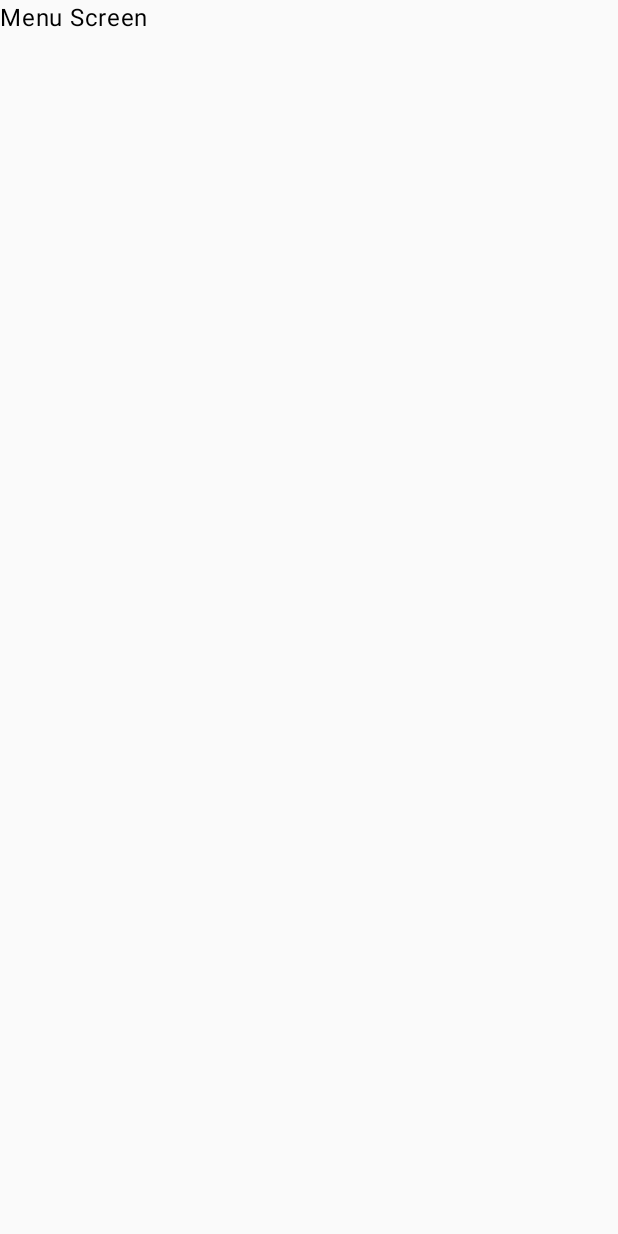
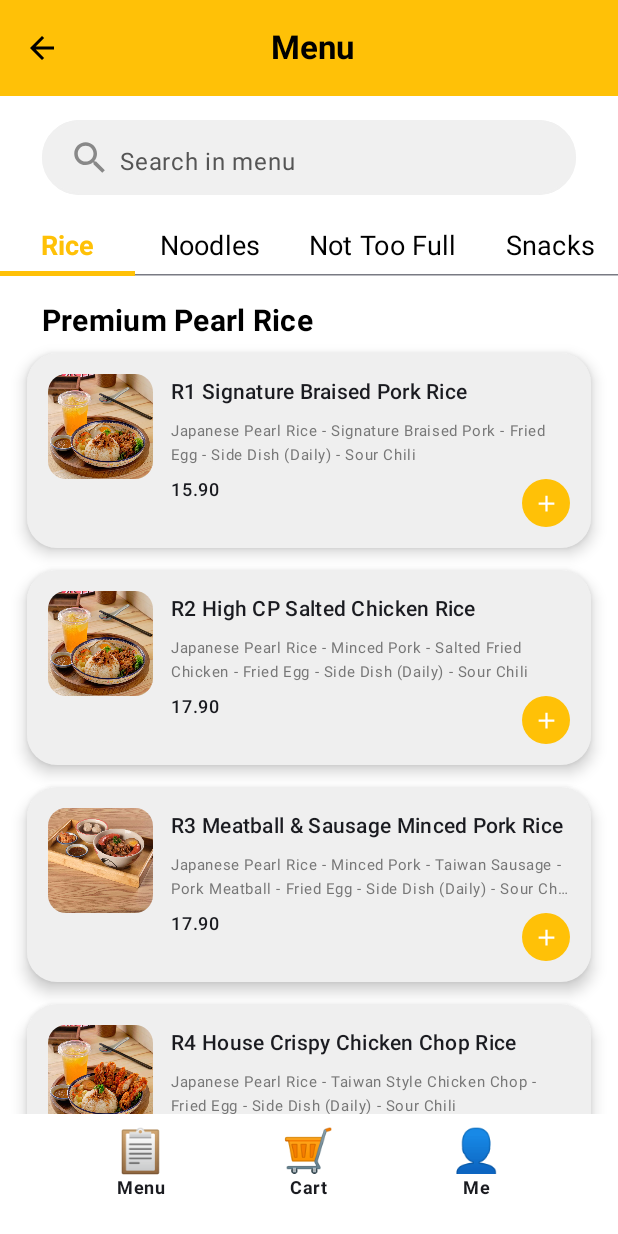
Before and after one commit to ss3-3/MAD_DCS2S1, an Android app built with Jetpack Compose: the MenuScreen screen opened through its navigation route, on a phone screen of 412 x 824 dp. Before the commit the screen is almost empty. Run offline under Robolectric (Android 15) with nearby library versions, the phone set to English and light mode, and no system bars.

Commit message:
Updated MenuScreen.kt

```diff
--- a/app/src/main/java/com/example/taiwanesehouse/MainActivity.kt
+++ b/app/src/main/java/com/example/taiwanesehouse/MainActivity.kt
@@ -43,7 +43,9 @@ fun NavigationApp() {
                 message = "Please enter your details to log in your account."
             )
         }
-        composable(Screen.Menu.name) { Text("Menu Screen") }
+        composable(Screen.Menu.name) {
+            MenuScreen()
+        }
         composable(Screen.Order.name) { Text("Order Screen") }
         composable(Screen.Cart.name) { Text("Cart Screen") }
         composable(Screen.Payment.name) { Text("Payment Screen") }
--- /dev/null
+++ b/app/src/main/java/com/example/taiwanesehouse/Menu.kt
@@ -0,0 +1,451 @@
+package com.example.taiwanesehouse;
+
+import android.R.attr.fontWeight
+import android.R.attr.text
+import androidx.compose.foundation.Image
+import androidx.compose.foundation.background
+import androidx.compose.foundation.layout.Column
+import androidx.compose.foundation.layout.Row
+import androidx.compose.foundation.layout.Spacer
+import androidx.compose.foundation.layout.fillMaxWidth
+import androidx.compose.foundation.layout.height
+import androidx.compose.foundation.layout.padding
+import androidx.compose.foundation.layout.size
+import androidx.compose.foundation.layout.width
+import androidx.compose.foundation.lazy.LazyColumn
+import androidx.compose.foundation.lazy.items
+import androidx.compose.foundation.shape.CircleShape
+import androidx.compose.foundation.shape.RoundedCornerShape
+import androidx.compose.material.icons.Icons
+import androidx.compose.material.icons.filled.Add
+import androidx.compose.material3.Card
+import androidx.compose.material3.CardDefaults
+import androidx.compose.material3.Icon
+import androidx.compose.material3.IconButton
+import androidx.compose.material3.MaterialTheme
+import androidx.compose.material3.ScrollableTabRow
+import androidx.compose.material3.Tab
+import androidx.compose.material3.Text
+import androidx.compose.runtime.Composable
+import androidx.compose.runtime.getValue
+import androidx.compose.runtime.mutableIntStateOf
+import androidx.compose.runtime.remember
+import androidx.compose.runtime.setValue
+import androidx.compose.ui.Alignment
+import androidx.compose.ui.Modifier
+import androidx.compose.ui.draw.clip
+import androidx.compose.ui.graphics.Color
+import androidx.compose.ui.layout.ContentScale
+import androidx.compose.ui.res.painterResource
+import androidx.compose.ui.text.font.FontWeight
+import androidx.compose.ui.unit.dp
+import androidx.compose.ui.unit.sp
+import androidx.navigation.NavController
+import androidx.compose.foundation.layout.*
+import androidx.compose.material.icons.filled.ArrowBack
+import androidx.compose.material.icons.filled.Search
+import androidx.compose.material.icons.filled.ShoppingCart
+import androidx.compose.material3.*
+import androidx.compose.material3.TabRowDefaults.tabIndicatorOffset
+import androidx.compose.runtime.*
+import androidx.compose.ui.text.style.TextOverflow
+import androidx.compose.ui.tooling.preview.Preview
+
+
+
+// Data class for food items
+data class FoodItem(
+    val id: String,
+    val name: String,
+    val description: String,
+    val price: Double,
+    val imageRes: Int
+)
+
+@Composable
+fun SimpleRiceMenu() {
+    // Use system drawable to avoid resource issues
+    val riceItems = listOf(
+        FoodItem("R1", "Signature Braised Pork Rice", "Japanese Pearl Rice - Signature Braised Pork - Fried Egg - Side Dish (Daily) - Sour Chili", 15.90, R.drawable.signature_braised_pork_rice),
+        FoodItem("R2", "High CP Salted Chicken Rice", "Japanese Pearl Rice - Minced Pork - Salted Fried Chicken - Fried Egg - Side Dish (Daily) - Sour Chili", 17.90, R.drawable.signature_braised_pork_rice),
+        FoodItem("R3", "Meatball & Sausage Minced Pork Rice", "Japanese Pearl Rice - Minced Pork - Taiwan Sausage - Pork Meatball - Fried Egg - Side Dish (Daily) - Sour Chili", 17.90, R.drawable.meatball_and_sausage_minced_pork_rice),
+        FoodItem("R4", "House Crispy Chicken Chop Rice", "Japanese Pearl Rice - Taiwan Style Chicken Chop - Fried Egg - Side Dish (Daily) - Sour Chili", 20.90, R.drawable.house_crispy_chicken_chop_rice),
+        FoodItem("R5", "Taiwanese Pork Chop Rice", "Jasmine Pearl Rice - Taiwanese Pork Chop - First Egg - Taiwanese Pickled Vegetable - Sour Chili", 18.90, android.R.drawable.ic_menu_gallery)
+    )
+
+    LazyColumn {
+        items(riceItems) { item ->
+            FoodCard(item = item, onAddClick = {
+                // TODO: Handle add to cart action
+            })
+        }
+    }
+}
+
+@Composable
+fun NoodlesMenu() {
+    Column(
+        modifier = Modifier.padding(16.dp)
+    ) {
+        Text(
+            text = "Handmade Noodles",
+            style = MaterialTheme.typography.titleLarge,
+            fontWeight = FontWeight.Bold,
+            modifier = Modifier.padding(bottom = 16.dp)
+        )
+
+        val noodleItems = listOf(
+            "🍜 Taiwan Beef Noodle Soup",
+            "🥢 Dan Dan Noodles",
+            "🍲 Laksa Noodles",
+            "🍝 Taiwanese Style Spaghetti"
+        )
+
+        LazyColumn {
+            items(noodleItems) { item ->
+                Card(
+                    modifier = Modifier
+                        .fillMaxWidth()
+                        .padding(vertical = 4.dp),
+                    elevation = CardDefaults.cardElevation(defaultElevation = 4.dp)
+                ) {
+                    Text(
+                        text = item,
+                        modifier = Modifier.padding(16.dp),
+                        style = MaterialTheme.typography.bodyLarge
+                    )
+                }
+            }
+        }
+    }
+}
+
+@Composable
+fun NotTooFullMenu() {
+    Column(
+        modifier = Modifier.padding(16.dp)
+    ) {
+        Text(
+            text = "Not Too Full",
+            style = MaterialTheme.typography.titleLarge,
+            fontWeight = FontWeight.Bold,
+            modifier = Modifier.padding(bottom = 16.dp)
+        )
+
+        val lightItems = listOf(
+            "🍛 Mini Fried Rice",
+            "🍗 Chicken Rice Bowl",
+            "🥚 Egg Fried Rice",
+            "🍤 Seafood Rice Bowl"
+        )
+
+        LazyColumn {
+            items(lightItems) { item ->
+                Card(
+                    modifier = Modifier
+                        .fillMaxWidth()
+                        .padding(vertical = 4.dp),
+                    elevation = CardDefaults.cardElevation(defaultElevation = 4.dp)
+                ) {
+                    Text(
+                        text = item,
+                        modifier = Modifier.padding(16.dp),
+                        style = MaterialTheme.typography.bodyLarge
+                    )
+                }
+            }
+        }
+    }
+}
+
+@Composable
+fun SnackMenu() {
+    Column(
+        modifier = Modifier.padding(16.dp)
+    ) {
+        Text(
+            text = "Street Snacks",
+            style = MaterialTheme.typography.titleLarge,
+            fontWeight = FontWeight.Bold,
+            modifier = Modifier.padding(bottom = 16.dp)
+        )
+
+        val snackItems = listOf(
+            "🥟 Taiwanese Dumplings",
+            "🌮 Gua Bao",
+            "🍢 Taiwanese Sausage",
+            "🥠 Scallion Pancake"
+        )
+
+        LazyColumn {
+            items(snackItems) { item ->
+                Card(
+                    modifier = Modifier
+                        .fillMaxWidth()
+                        .padding(vertical = 4.dp),
+                    elevation = CardDefaults.cardElevation(defaultElevation = 4.dp)
+                ) {
+                    Text(
+                        text = item,
+                        modifier = Modifier.padding(16.dp),
+                        style = MaterialTheme.typography.bodyLarge
+                    )
+                }
+            }
+        }
+    }
+}
+
+@OptIn(ExperimentalMaterial3Api::class)
+@Composable
+fun FoodCard(item: FoodItem, onAddClick: () -> Unit) {
+    Card(
+        modifier = Modifier
+            .fillMaxWidth()
+            .padding(vertical = 7.dp, horizontal = 18.dp),
+        shape = RoundedCornerShape(20.dp),
+        elevation = CardDefaults.cardElevation(defaultElevation = 6.dp),
+        colors = CardDefaults.cardColors(containerColor = Color(0xFFEFEFEF))
+    ) {
+        Row(
+            modifier = Modifier.fillMaxWidth().padding(14.dp)
+        ) {
+            // Food Image
+            Image(
+                painter = painterResource(id = item.imageRes),
+                contentDescription = item.name,
+                modifier = Modifier
+                    .size(70.dp)
+                    .clip(RoundedCornerShape(12.dp)),
+                contentScale = ContentScale.Crop
+            )
+
+            Spacer(modifier = Modifier.width(12.dp))
+
+            // Content
+            Column(
+                modifier = Modifier.weight(1f)
+            ) {
+                Text(
+                    text = "${item.id} ${item.name}",
+                    style = MaterialTheme.typography.titleMedium.copy(
+                        fontSize = 14.sp
+                    )
+                )
+
+                Spacer(modifier = Modifier.height(6.dp))
+
+                Text(
+                    text = item.description,
+                    style = MaterialTheme.typography.bodySmall.copy(
+                        color = Color(0xFF777777),
+                        fontSize = 10.sp
+                    ),
+                    maxLines = 2,
+                    overflow = TextOverflow.Ellipsis
+                )
+
+                Spacer(modifier = Modifier.height(8.dp))
+
+                Row {
+                    Text(
+                        text = "%.2f".format(item.price), // 美式写法
+                        style = MaterialTheme.typography.bodyLarge.copy(
+                            fontWeight = FontWeight.SemiBold,
+                            fontSize = 12.sp
+                        )
+                    )
+
+                    Spacer(modifier = Modifier.weight(1f))
+
+                    // Add Button
+                    Box(
+                        modifier = Modifier
+                            .size(32.dp)
+                            .background(Color(0xFFFFC107), CircleShape),
+                        contentAlignment = Alignment.Center
+                    ) {
+                        Icon(
+                            imageVector = Icons.Default.Add,
+                            contentDescription = "Add",
+                            tint = Color.White,
+                            modifier = Modifier.size(18.dp) // 单独调 icon 大小
+                        )
+                    }
+                }
+            }
+        }
+    }
+}
+
+@OptIn(ExperimentalMaterial3Api::class)
+@Composable
+fun MenuScreen() {
+    var selectedTabIndex by remember { mutableIntStateOf(0) }
+    val tabs = listOf("Rice", "Noodles", "Not Too Full", "Snacks")
+    var searchText by remember { mutableStateOf("") }
+
+    Scaffold(
+        topBar = {
+            CenterAlignedTopAppBar(
+                title = {
+                    Text(
+                        text = "Menu",
+                        style = MaterialTheme.typography.titleLarge.copy(
+                            fontWeight = FontWeight.Bold
+                        ),
+                        modifier = Modifier.padding(start = 4.dp),
+                        color = Color.Black
+                    )
+                },
+                navigationIcon = {
+                    IconButton(onClick = { onBackClick() }) {
+                        Icon(
+                            imageVector = Icons.Filled.ArrowBack,
+                            contentDescription = "Back",
+                            tint = Color.Black
+                        )
+                    }
+                },
+                colors = TopAppBarDefaults.centerAlignedTopAppBarColors(
+                    containerColor = Color(0xFFFFC107),
+                    titleContentColor = Color.Black,
+                    navigationIconContentColor = Color.Black
+                )
+            )
+        },
+        bottomBar = { BottomNavigationBar() },
+        containerColor = Color.White
+    ) { innerPadding ->
+        Column(
+            modifier = Modifier
+                .fillMaxSize()
+                .padding(innerPadding)
+                .padding(top = 12.dp)
+        ) {
+            // Search Bar
+            OutlinedTextField(
+                value = searchText,
+                onValueChange = { searchText = it },
+                placeholder = { Text("Search in menu", color = Color(0xFF555555), fontSize = 16.sp) },
+                leadingIcon = {
+                    Icon(
+                        imageVector = Icons.Default.Search,
+                        contentDescription = "Search",
+                        tint = Color.Gray,
+                        modifier = Modifier.padding(start = 16.dp).size(28.dp)
+                    )
+                },
+                textStyle = androidx.compose.ui.text.TextStyle(fontSize = 16.sp),
+                modifier = Modifier
+                    .fillMaxWidth()
+                    .height(58.dp)
+                    .padding(horizontal = 28.dp, vertical = 4.dp)
+                    .defaultMinSize(minHeight = 58.dp),
+                shape = RoundedCornerShape(40.dp),
+                colors = TextFieldDefaults.colors(
+                    focusedContainerColor = Color(0xFFF0F0F0),
+                    unfocusedContainerColor = Color(0xFFF0F0F0),
+                    focusedTextColor = Color.Gray,
+                    unfocusedTextColor = Color.Gray,
+                    cursorColor = Color.Gray,
+                    focusedIndicatorColor = Color(0xFFF0F0F0),
+                    unfocusedIndicatorColor = Color(0xFFF0F0F0)
+                )
+            )
+
+            Spacer(modifier = Modifier.height(10.dp))
+
+            ScrollableTabRow(
+                selectedTabIndex = selectedTabIndex,
+                edgePadding = 0.dp,
+                containerColor = Color.White,
+                indicator = { tabPositions ->
+                    TabRowDefaults.Indicator(
+                        Modifier.tabIndicatorOffset(tabPositions[selectedTabIndex]),
+                        color = Color(0xFFFFC107)
+                    )
+                }
+            ) {
+                tabs.forEachIndexed { index, title ->
+                    val isSelected = selectedTabIndex == index
+                    Tab(
+                        selected = isSelected,
+                        onClick = { selectedTabIndex = index },
+                        modifier = Modifier.height(40.dp),
+                        text = {
+                            Text(
+                                text = title,
+                                color = if (isSelected) Color(0xFFFFC107) else Color.Black,
+                                fontWeight = if (isSelected) FontWeight.Bold else FontWeight.Normal,
+                                fontSize = 18.sp
+                            )
+                        }
+                    )
+                }
+            }
+
+            Spacer(modifier = Modifier.height(16.dp))
+
+            Text(
+                text = when (selectedTabIndex) {
+                    0 -> "Premium Pearl Rice"
+                    1 -> "Classic Noodles"
+                    2 -> "Not Too Full Menu"
+                    3 -> "Snacks & Treats"
+                    else -> ""
+                },
+                style = MaterialTheme.typography.titleMedium.copy(fontWeight = FontWeight.Bold, fontSize = 20.sp),
+                modifier = Modifier.padding(horizontal = 28.dp, vertical = 2.dp),
+                color = Color.Black
+            )
+
+            // Content
+            when (selectedTabIndex) {
+                0 -> SimpleRiceMenu()
+                1 -> NoodlesMenu()
+                2 -> NotTooFullMenu()
+                3 -> SnackMenu()
+            }
+
+            Spacer(modifier = Modifier.height(8.dp))
+            BottomNavigationBar()
+        }
+    }
+}
+
+fun onBackClick() {
+    TODO("Not yet implemented")
+}
+
+@Composable
+fun BottomNavigationBar() {
+    Row(
+        modifier = Modifier
+            .fillMaxWidth()
+            .padding(horizontal = 0.dp, vertical = 8.dp)
+            .padding(bottom = 16.dp),
+        horizontalArrangement = Arrangement.SpaceEvenly
+    ) {
+        Column(horizontalAlignment = Alignment.CenterHorizontally) {
+            Text("📋", fontSize = 28.sp)
+            Text("Menu", style = MaterialTheme.typography.bodySmall, fontWeight = FontWeight.Bold)
+        }
+        Column(horizontalAlignment = Alignment.CenterHorizontally) {
+            Text("🛒", fontSize = 28.sp)
+            Text("Cart", style = MaterialTheme.typography.bodySmall, fontWeight = FontWeight.Bold)
+        }
+        Column(horizontalAlignment = Alignment.CenterHorizontally) {
+            Text("👤", fontSize = 28.sp)
+            Text("Me", style = MaterialTheme.typography.bodySmall, fontWeight = FontWeight.Bold)
+        }
+    }
+}
+
+@Preview(showBackground = true, backgroundColor = 0xFFFFFFFF, showSystemUi = true)
+@Composable
+fun SimpleMenuPreview() {
+    MaterialTheme {
+        MenuScreen()
+    }
+}
```
Also changed, not shown: app/src/main/res/drawable/high_cp_salted_chicken_rice.webp (added), app/src/main/res/drawable/house_crispy_chicken_chop_rice.webp (added), app/src/main/res/drawable/khong_bah_peng.webp (added), app/src/main/res/drawable/meatball_and_sausage_minced_pork_rice.webp (added), app/src/main/res/drawable/signature_braised_pork_rice.webp (added), app/src/main/res/drawable/taiwanese_belly_pork_chop_rice.webp (added).
